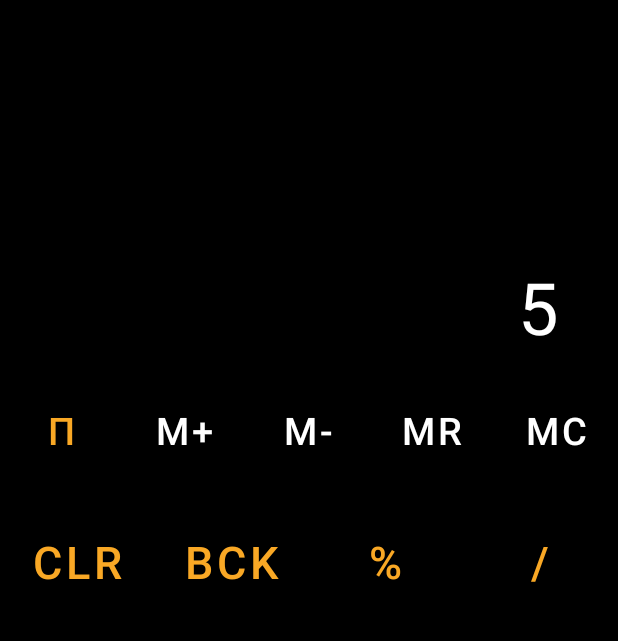
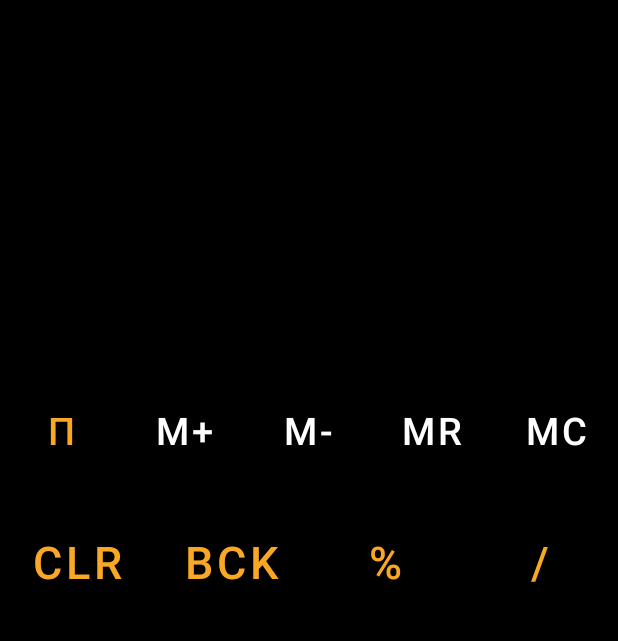
Before and after one commit to theSmitChawda/calculator-android-application, an Android app: the screen it shows after launch (MainActivity), on a phone screen of 412 x 824 dp, the part 62-703 px from its top. Run offline under Robolectric (Android 15) with nearby library versions, the phone set to English and light mode, and no system bars.

Commit message:
deployment ready version-0.0.1

```diff
--- a/app/src/main/res/layout/activity_main.xml
+++ b/app/src/main/res/layout/activity_main.xml
@@ -32,7 +32,7 @@
             android:id="@+id/results"
             android:layout_width="match_parent"
             android:layout_height="wrap_content"
-            android:text="5"
+            android:text=""
             android:gravity="end"
             android:paddingBottom="8dp"
             android:paddingRight="40dp"
```
